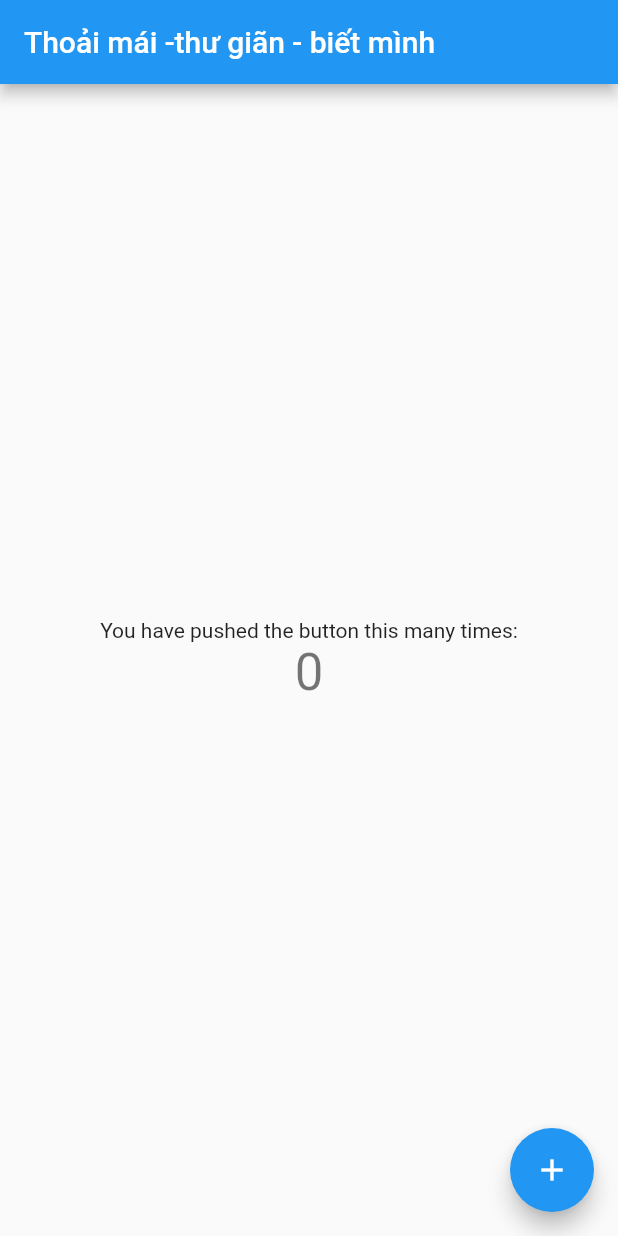
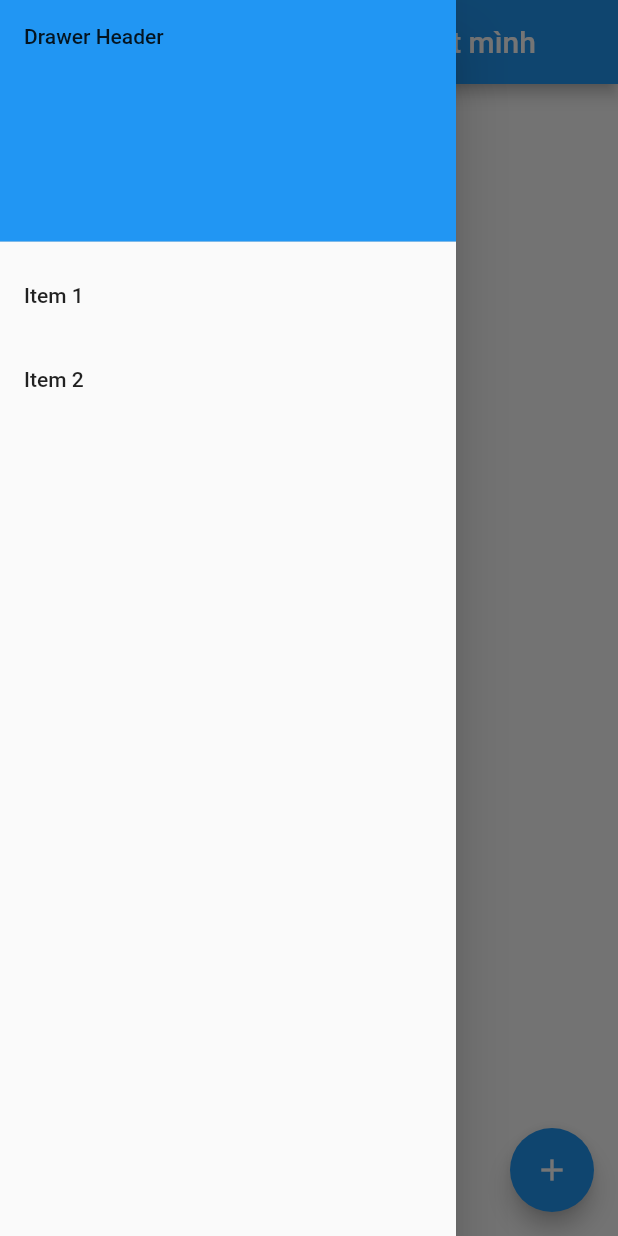
Before and after one commit to tiendung/tamedu, a Flutter app: the screen it shows after launch, with the side drawer open (before the commit the screen has no drawer), on a phone screen of 412 x 824 dp. Run offline on Flutter 3.47's test engine with Material 2 defaults, Android fonts, the phone set to English and light mode, and no system bars.

Commit message:
add a drawer

```diff
--- a/lib/main.dart
+++ b/lib/main.dart
@@ -26,7 +26,7 @@
         // closer together (more dense) than on mobile platforms.
         visualDensity: VisualDensity.adaptivePlatformDensity,
       ),
-      home: MyHomePage(title: 'Thoải mái -thư giãn - biết mình'),
+      home: MyHomePage(title: 'Thoải mái - Thư giãn - Biết mình'),
     );
   }
 }
@@ -98,7 +98,7 @@
           mainAxisAlignment: MainAxisAlignment.center,
           children: <Widget>[
             Text(
-              'You have pushed the button this many times:',
+              'Bấm mấy lần rồi nhỉ?:',
             ),
             Text(
               '$_counter',
@@ -107,11 +107,46 @@
           ],
         ),
       ),
+      drawer: Drawer(
+        // Add a ListView to the drawer. This ensures the user can scroll
+        // through the options in the drawer if there isn't enough vertical
+        // space to fit everything.
+        child: ListView(
+          // Important: Remove any padding from the ListView.
+          padding: EdgeInsets.zero,
+          children: <Widget>[
+            DrawerHeader(
+              child: Text('Drawer Header'),
+              decoration: BoxDecoration(
+                color: Colors.blue,
+              ),
+            ),
+            ListTile(
+              title: Text('Item 1'),
+              onTap: () {
+                // Update the state of the app
+                // ...
+                // Then close the drawer
+                Navigator.pop(context);
+              },
+            ),
+            ListTile(
+              title: Text('Item 2'),
+              onTap: () {
+                // Update the state of the app
+                // ...
+                // Then close the drawer
+                Navigator.pop(context);
+              },
+            ),
+          ],
+        ),
+      ),
       floatingActionButton: FloatingActionButton(
         onPressed: _incrementCounter,
         tooltip: 'Increment',
         child: Icon(Icons.add),
-      ), // This trailing comma makes auto-formatting nicer for build methods.
+      ),
     );
   }
 }
```
Also changed, not shown: 1 other file.
